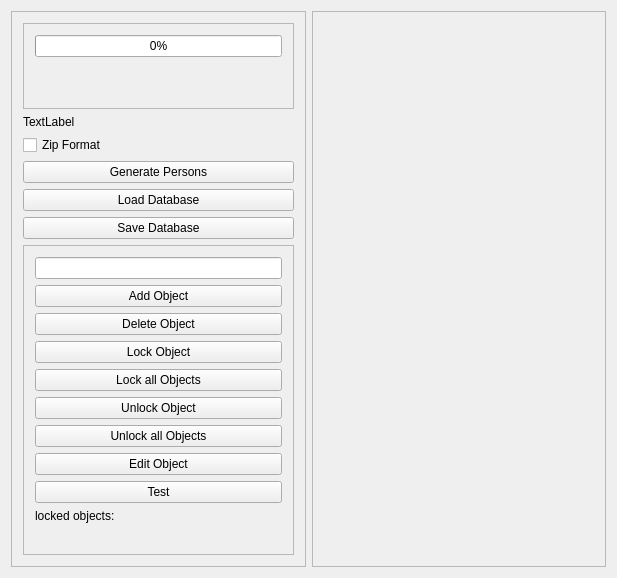
First picture: the form in Examples/DatabaseAsync/MainWindow.ui, repository KROIA/JsonDatabase, before the edit.
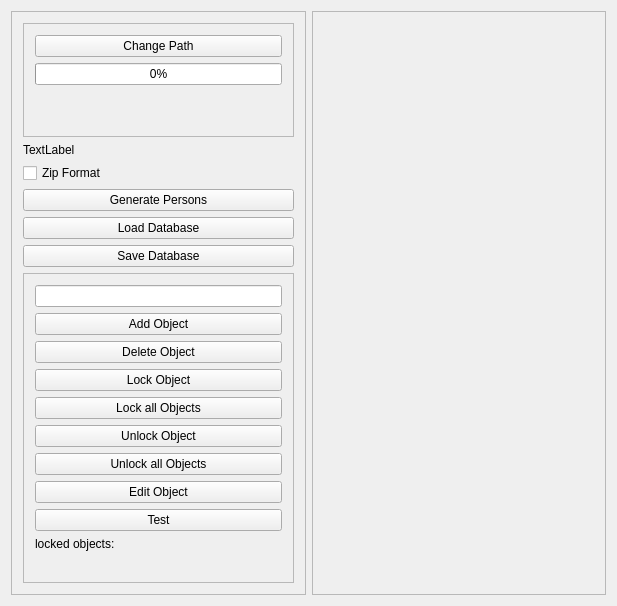
Second picture: the form after the edit.

What changed in the file:
```diff
--- a/Examples/DatabaseAsync/MainWindow.ui
+++ b/Examples/DatabaseAsync/MainWindow.ui
@@ -7,7 +7,7 @@
     <x>0</x>
     <y>0</y>
     <width>617</width>
-    <height>562</height>
+    <height>605</height>
    </rect>
   </property>
   <property name="windowTitle">
@@ -50,6 +50,13 @@
          <enum>QFrame::Raised</enum>
         </property>
         <layout class="QVBoxLayout" name="verticalLayout_4">
+         <item>
+          <widget class="QPushButton" name="changeDatabasePath_pushButton">
+           <property name="text">
+            <string>Change Path</string>
+           </property>
+          </widget>
+         </item>
          <item>
           <widget class="QProgressBar" name="progressBar">
            <property name="value">
```
